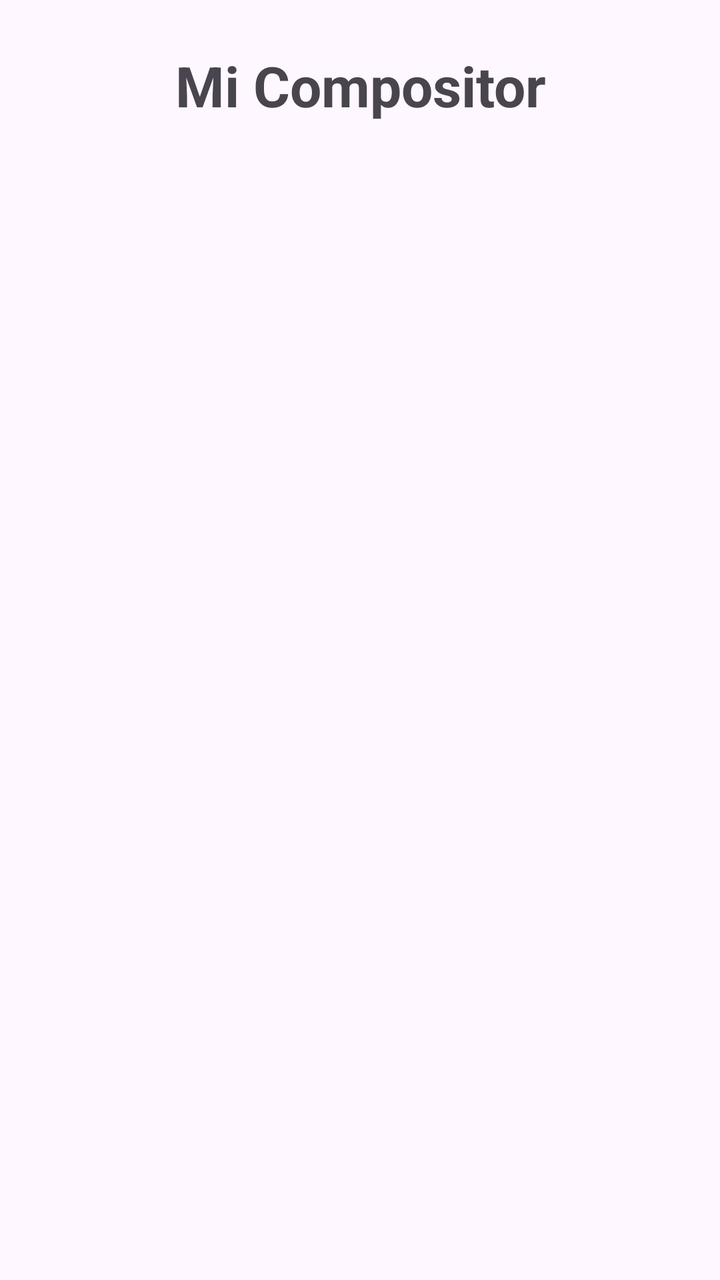
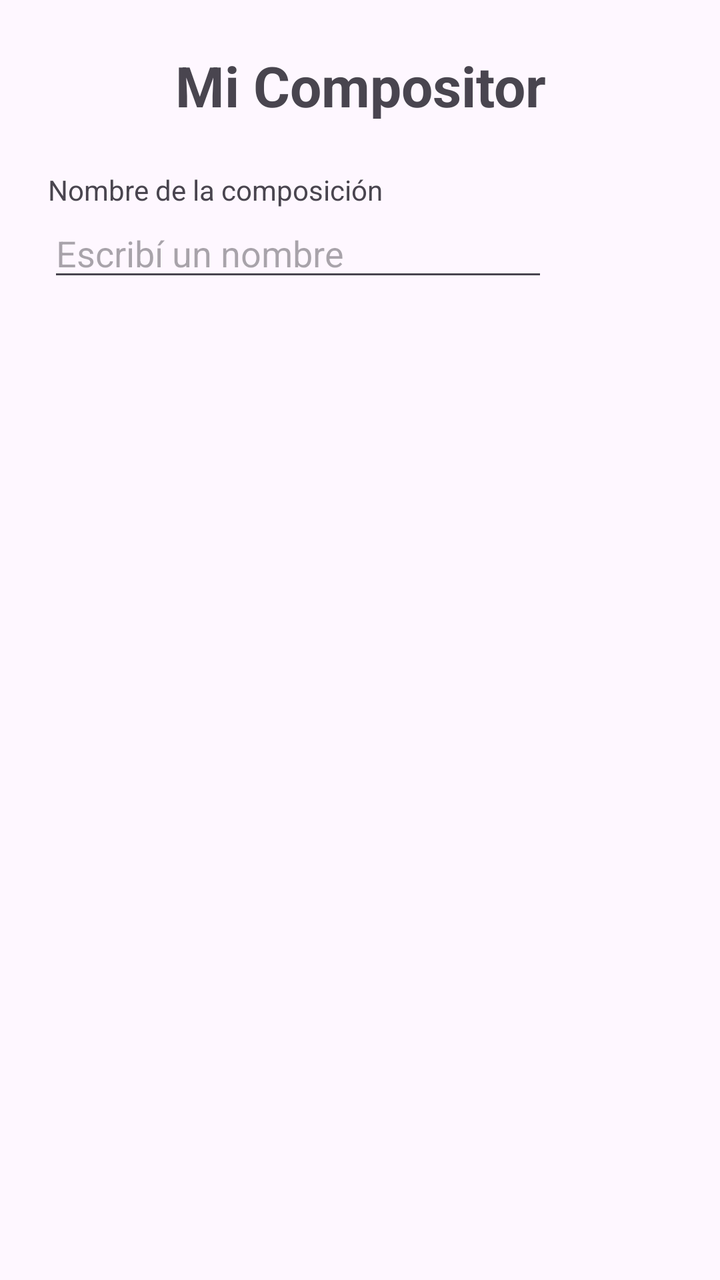

Before-and-after screenshots of an Android layout around one commit, followed by the original layout XML and the change that was made.
<!-- AndroidManifest.xml: application theme Theme.MiApp -->
<!-- res/layout/activity_main.xml -->
<?xml version="1.0" encoding="utf-8"?>
<ScrollView
    xmlns:android="http://schemas.android.com/apk/res/android"
    android:layout_width="match_parent"
    android:layout_height="match_parent">

    <LinearLayout
        android:layout_width="match_parent"
        android:layout_height="wrap_content"
        android:orientation="vertical"
        android:padding="24dp">

        <TextView
            android:layout_width="match_parent"
            android:layout_height="wrap_content"
            android:text="Mi Compositor"
            android:textSize="28sp"
            android:textStyle="bold"
            android:gravity="center"
            android:layout_marginBottom="24dp" />

    </LinearLayout>

</ScrollView>
<!-- resources referenced by this layout -->
<resources>
  <style name="Theme.MiApp" parent="Base.Theme.MiApp" />
  <style name="Base.Theme.MiApp" parent="Theme.Material3.DayNight.NoActionBar">
          
          
      </style>
</resources>

<!-- the commit's change to res/layout/activity_main.xml (unified diff, before → after) -->
@@ -19,6 +19,16 @@
             android:gravity="center"
             android:layout_marginBottom="24dp" />
 
+        <TextView
+            android:layout_width="wrap_content"
+            android:layout_height="wrap_content"
+            android:text="Nombre de la composición" />
+
+        <EditText
+            android:layout_width="250dp"
+            android:layout_height="wrap_content"
+            android:hint="Escribí un nombre" />
+
     </LinearLayout>
 
 </ScrollView>
